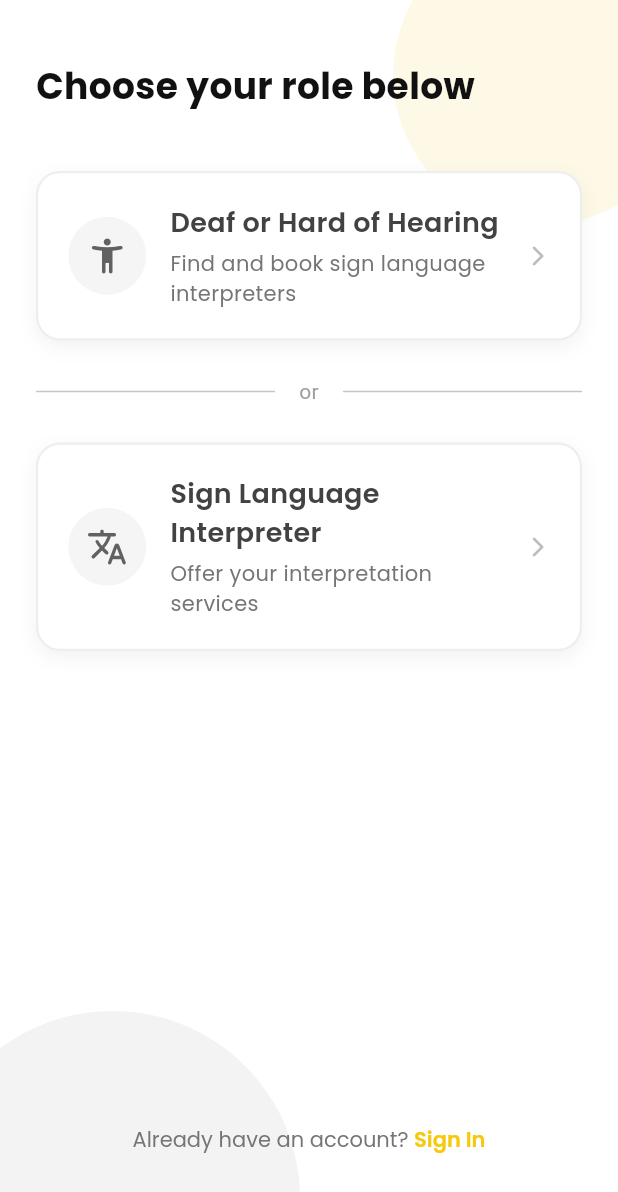
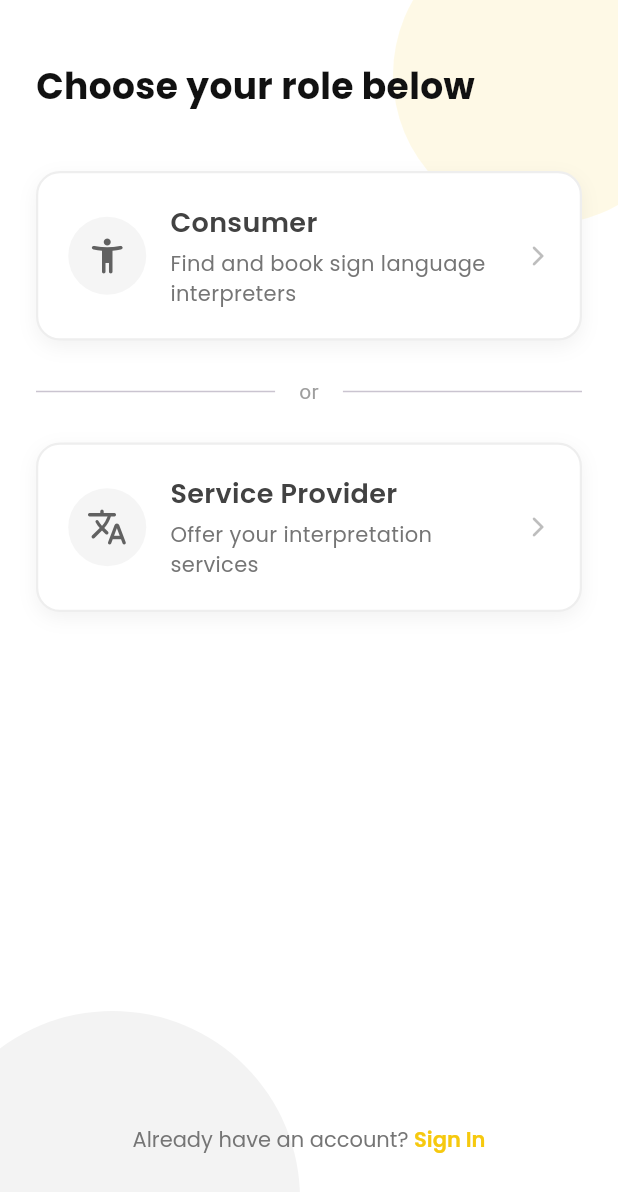
Before and after one commit to sparth292/loca-buzz, a Flutter app: the RoleSelectionScreen screen opened directly, on a phone screen of 412 x 824 dp. Shown: the top 1192 px of the screen. Run offline on Flutter 3.47's test engine with Material 3 defaults, Android fonts, the phone set to English and light mode, and no system bars; our stand-ins replace flutter_svg, geolocator, google_fonts, iconsax, shared_preferences, smooth_page_indicator and 1 more; accounts and stored records are empty.

Commit message:
role selection minimal changes

```diff
--- a/lib/screens/role_selection_screen.dart
+++ b/lib/screens/role_selection_screen.dart
@@ -177,7 +177,7 @@ class _RoleSelectionScreenState extends State<RoleSelectionScreen> with SingleTi
 
             // Consumer Card
             _RoleCard(
-              title: 'Deaf or Hard of Hearing',
+              title: 'Consumer',
               description: 'Find and book sign language interpreters',
               icon: Icons.accessibility_new_rounded,
               isSelected: _selectedRole == false,
@@ -202,7 +202,7 @@ class _RoleSelectionScreenState extends State<RoleSelectionScreen> with SingleTi
 
             // Service Provider Card
             _RoleCard(
-              title: 'Sign Language Interpreter',
+              title: 'Service Provider',
               description: 'Offer your interpretation services',
               icon: Icons.translate_rounded,
               isSelected: _selectedRole == true,
```
